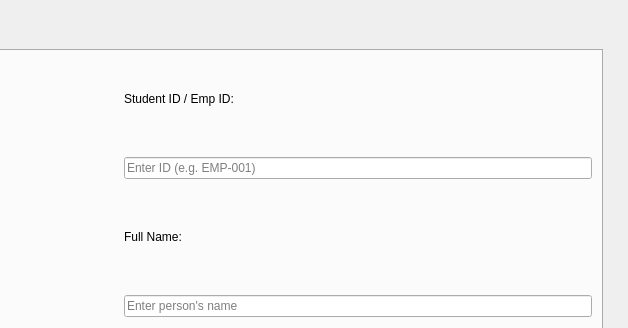
Qt form design.ui (kdineshharsha/Attendance-System) before a commit; both pictures show x 582 to 1210 and y 0 to 328 of the 1210 by 846 pixel window.
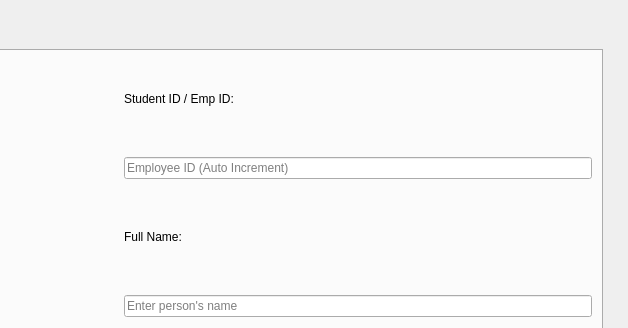
The same form after that commit. The open tabs and pages were chosen to show the change. Icons and pictures are not drawn.

Commit message: EMP_id auto increament

Diff of the .ui file:
```diff
--- a/design.ui
+++ b/design.ui
@@ -483,7 +483,7 @@
             <item>
              <layout class="QVBoxLayout" name="verticalLayout_reg_form">
               <item><widget class="QLabel" name="label_id"><property name="text"><string>Student ID / Emp ID:</string></property></widget></item>
-              <item><widget class="QLineEdit" name="txt_reg_id"><property name="placeholderText"><string>Enter ID (e.g. EMP-001)</string></property></widget></item>
+              <item><widget class="QLineEdit" name="txt_reg_id"><property name="placeholderText"><string>Employee ID (Auto Increment)</string></property><property name="readOnly"><bool>true</bool></property></widget></item>
               
               <item><widget class="QLabel" name="label"><property name="text"><string>Full Name:</string></property></widget></item>
               <item><widget class="QLineEdit" name="txt_reg_name"><property name="placeholderText"><string>Enter person's name</string></property></widget></item>
```
The commit also changes 2 other files.
